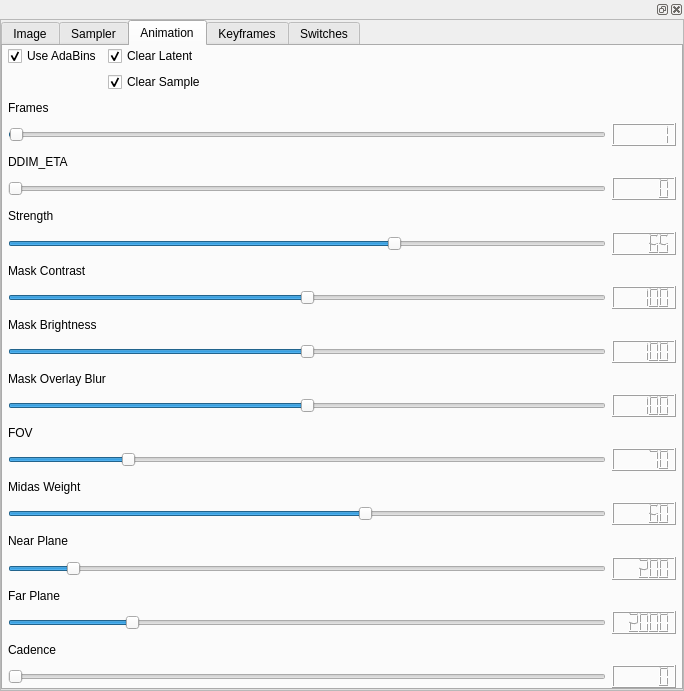
Before: the Qt Designer form frontend/ui_widgets/set_txt2vid.ui in XmYx/ainodes-pyside, drawn with Qt 5.
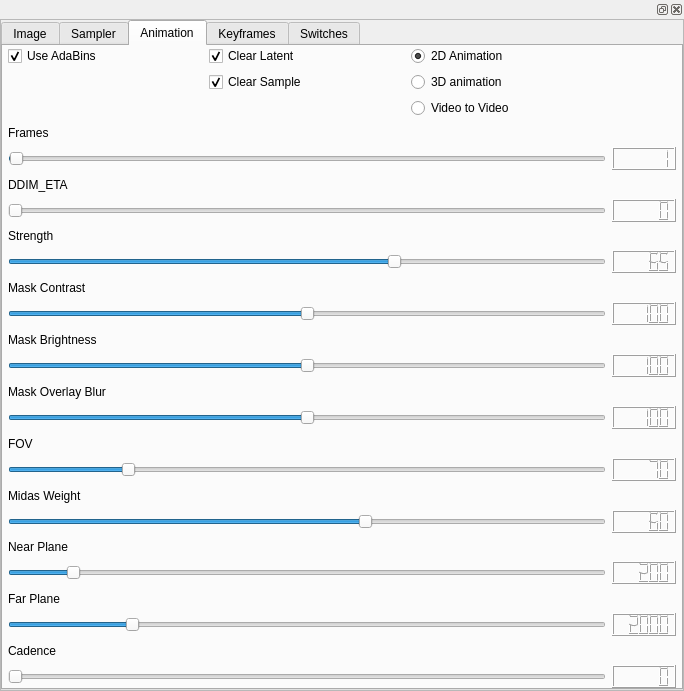
After: the same form once the commit is applied. The open tabs and pages were chosen to show the change.

Commit message: vid2vid layout added

The edit to the form file:
```diff
--- a/frontend/ui_widgets/set_txt2vid.ui
+++ b/frontend/ui_widgets/set_txt2vid.ui
@@ -52,8 +52,8 @@
            <rect>
             <x>0</x>
             <y>0</y>
-            <width>682</width>
-            <height>665</height>
+            <width>665</width>
+            <height>667</height>
            </rect>
           </property>
           <layout class="QVBoxLayout" name="verticalLayout_3">
@@ -931,7 +931,7 @@
                   </widget>
                  </item>
                  <item row="0" column="0">
-                  <layout class="QFormLayout" name="formLayout">
+                  <layout class="QGridLayout" name="gridLayout_5">
                    <item row="0" column="1">
                     <widget class="QCheckBox" name="clearLatent">
                      <property name="text">
@@ -952,7 +952,7 @@
                      </property>
                     </widget>
                    </item>
-                   <item row="1" column="1">
+                   <item row="2" column="1">
                     <widget class="QCheckBox" name="clearSample">
                      <property name="text">
                       <string>Clear Sample</string>
@@ -962,6 +962,30 @@
                      </property>
                     </widget>
                    </item>
+                   <item row="2" column="2">
+                    <widget class="QRadioButton" name="anim3D">
+                     <property name="text">
+                      <string>3D animation</string>
+                     </property>
+                    </widget>
+                   </item>
+                   <item row="0" column="2">
+                    <widget class="QRadioButton" name="anim2D">
+                     <property name="text">
+                      <string>2D Animation</string>
+                     </property>
+                     <property name="checked">
+                      <bool>true</bool>
+                     </property>
+                    </widget>
+                   </item>
+                   <item row="3" column="2">
+                    <widget class="QRadioButton" name="animVid">
+                     <property name="text">
+                      <string>Video to Video</string>
+                     </property>
+                    </widget>
+                   </item>
                   </layout>
                  </item>
                  <item row="15" column="0">
```
Left out of the diff: 197 changed lines with no effect on the pictures. The commit also changes 4 other files.
